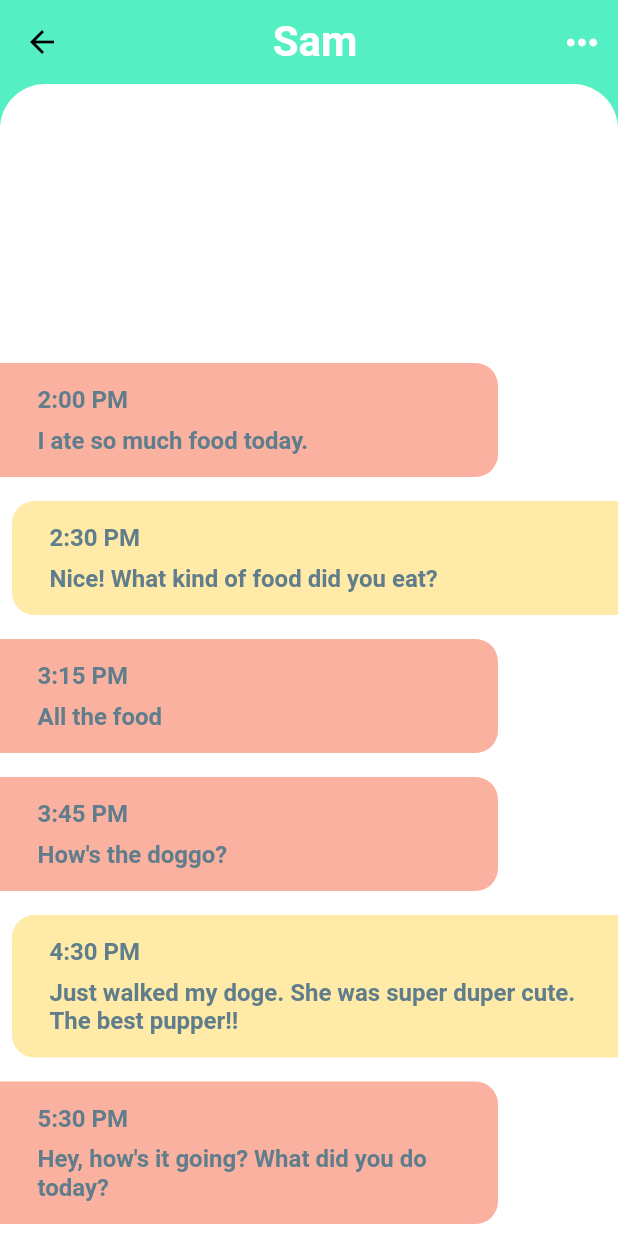
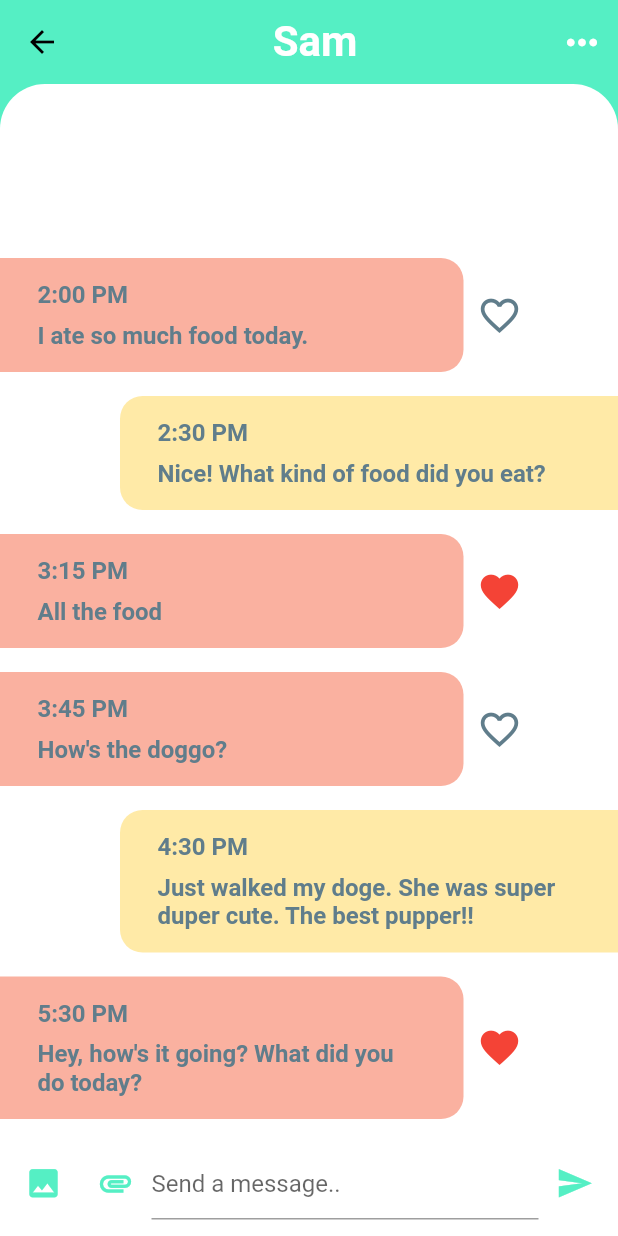
Before and after one commit to suranb-zz/MessageApp, a Flutter app: the screen it shows after launch, after a tap on "Sam", on a phone screen of 412 x 824 dp. Run offline on Flutter 3.47's test engine with Material 2 defaults, Android fonts, the phone set to English and light mode, and no system bars.

Commit message:
Added textfield with picture icons. And added where you can click anywhere to get out of textfield

```diff
--- a/lib/screens/chat_screen.dart
+++ b/lib/screens/chat_screen.dart
@@ -15,13 +15,20 @@ class _ChatScreenState extends State<ChatScreen> {
 
 
   _buildMessage(Message message, bool isMe){
-    return Container(
-      margin: isMe ? EdgeInsets.only(
+
+    final Container msg = Container(
+      margin: isMe ?
+      EdgeInsets.only(
         top: 8.0,
         bottom: 8.0,
-        left: 8.0,
-      ) : EdgeInsets.only(top: 8.0, bottom: 8.0, right: 80.0),
+        left: 80,
+      ) :
+      EdgeInsets.only(
+        top: 8.0,
+        bottom: 8.0,
+      ),
       padding: EdgeInsets.symmetric(horizontal: 25.0, vertical: 15.0),
+      width: MediaQuery.of(context).size.width * 0.75,
       decoration: BoxDecoration(
         color: isMe ? Theme.of(context).accentColor : Color(0xFFfab1a0),
         borderRadius: isMe ? BorderRadius.only(
@@ -54,7 +61,66 @@ class _ChatScreenState extends State<ChatScreen> {
         ],
       ),
     );
+
+    if(isMe){
+      return msg;
     }
+
+    return Row(
+      children: <Widget>[
+        msg,
+        IconButton(
+          icon: message.isLiked
+              ? Icon(Icons.favorite)
+              : Icon(Icons.favorite_border),
+          iconSize: 30.0,
+          color: message.isLiked ? Colors.red : Colors.blueGrey,
+          onPressed: ()  {
+          },
+        )
+      ],
+    );
+  }
+
+  _buildMessageComposer(){
+    return Container(
+      padding: EdgeInsets.symmetric(horizontal: 5.0),
+      height: 70.0,
+      color: Colors.white,
+      child: Row(
+        children: <Widget>[
+          IconButton(
+            icon: Icon(Icons.photo),
+            iconSize: 25.0,
+            color: Theme.of(context).primaryColor,
+            onPressed: () {},
+          ),
+          IconButton(
+            icon: Icon(Icons.attachment),
+            iconSize: 25.0,
+            color: Theme.of(context).primaryColor,
+            onPressed: () {},
+          ),
+          Expanded(
+            child: TextField(
+              textCapitalization: TextCapitalization.sentences,
+              onChanged: (value) {}, //message = value for the data
+              decoration: InputDecoration( // put a .collapsed if you want to remove the green underline
+                hintText: 'Send a message..',
+              ),
+            ),
+          ),
+          IconButton(
+            icon: Icon(Icons.send),
+            iconSize: 25.0,
+            color: Theme.of(context).primaryColor,
+            onPressed: () {},
+          ),
+        ],
+      ),
+    );
+  }
+
   @override
   Widget build(BuildContext context) {
     return Scaffold(
@@ -79,7 +145,9 @@ class _ChatScreenState extends State<ChatScreen> {
           ),
         ],
       ),
-      body: Column(
+      body: GestureDetector(
+        onTap: () => FocusScope.of(context).unfocus(),
+        child: Column(
           children: [
             Expanded(
               child: Container(
@@ -108,7 +176,9 @@ class _ChatScreenState extends State<ChatScreen> {
                 ),
               ),
             ),
+            _buildMessageComposer(),
           ],
+        ),
       ),
     );
   }
```
Lines whose indentation alone changed are shown as unchanged.
